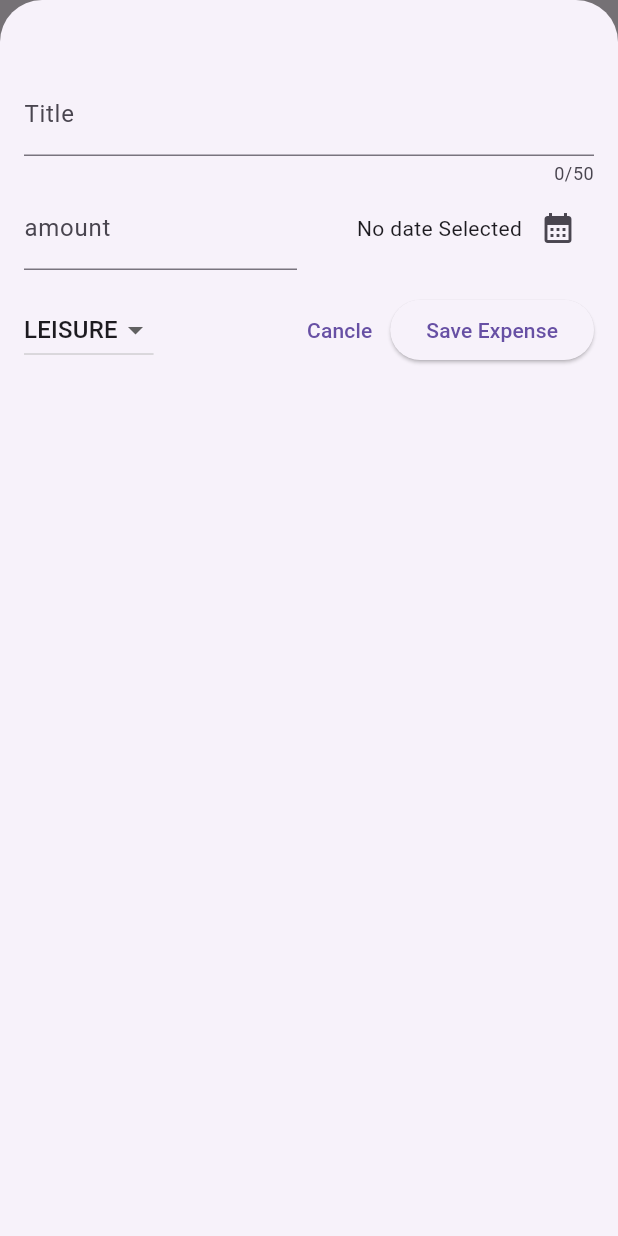
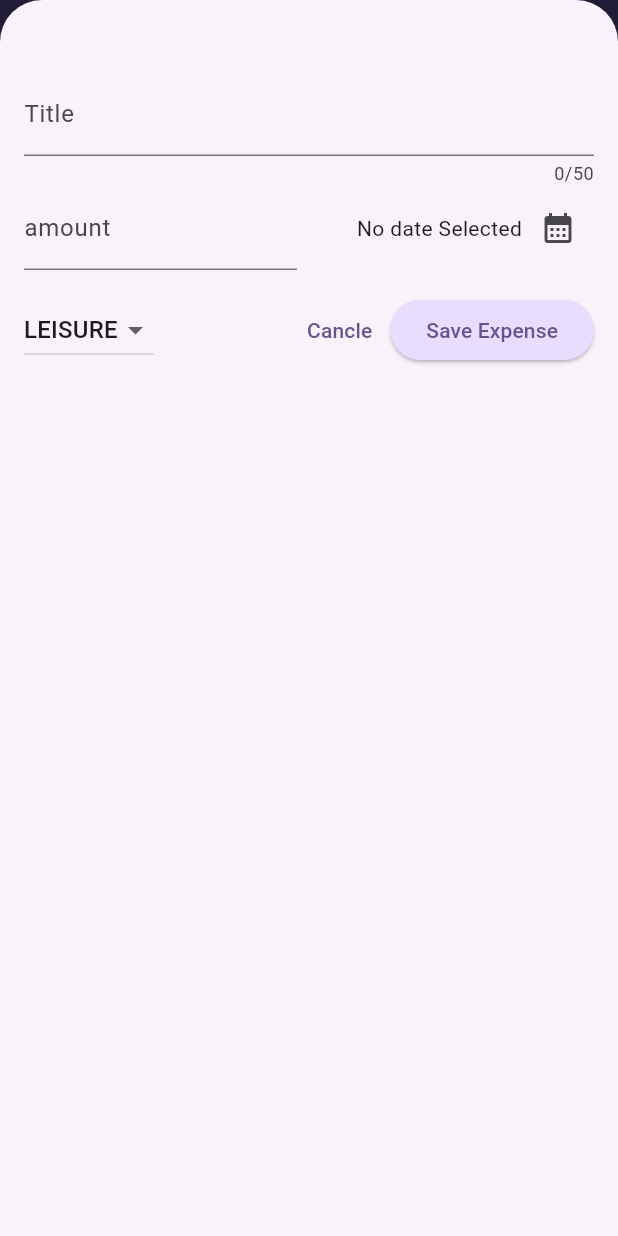
Before and after one commit to mahabubulhasibshawon/expense_tracker, a Flutter app: the screen it shows after launch, after a tap on the "add" icon, on a phone screen of 412 x 824 dp. Run offline on Flutter 3.47's test engine with Material 3 defaults, Android fonts, the phone set to English and light mode, and no system bars.

Commit message:
add theme

```diff
--- a/lib/main.dart
+++ b/lib/main.dart
@@ -1,10 +1,33 @@
 import 'package:expanse_tracker/widgets/expenses.dart';
 import 'package:flutter/material.dart';
 
+var kColorScheme =
+    ColorScheme.fromSeed(seedColor: Color.fromARGB(255, 96, 59, 181));
+
 void main() {
   runApp(
-    const MaterialApp(
+    MaterialApp(
       debugShowCheckedModeBanner: false,
+      theme: ThemeData().copyWith(
+        colorScheme: kColorScheme,
+        appBarTheme: AppBarTheme().copyWith(
+            backgroundColor: kColorScheme.onPrimaryContainer,
+            foregroundColor: kColorScheme.primaryContainer),
+        cardTheme: CardTheme().copyWith(
+          color: kColorScheme.secondaryContainer,
+          margin: EdgeInsets.symmetric(horizontal: 16, vertical: 8),
+        ),
+        elevatedButtonTheme: ElevatedButtonThemeData(
+          style: ElevatedButton.styleFrom(
+              backgroundColor: kColorScheme.primaryContainer),
+        ),
+        textTheme: ThemeData().textTheme.copyWith(
+              titleLarge: TextStyle(
+                  fontWeight: FontWeight.bold,
+                  color: kColorScheme.onSecondaryContainer,
+                  fontSize: 17),
+            ),
+      ),
       home: Expenses(),
     ),
   );
--- a/lib/widgets/expenses_list/expense_item.dart
+++ b/lib/widgets/expenses_list/expense_item.dart
@@ -15,9 +15,11 @@ class ExpenseItem extends StatelessWidget {
           vertical: 16
         ),
         child: Column(
+          crossAxisAlignment: CrossAxisAlignment.start,
           children: [
             Text(
-                expense.title
+                expense.title,
+              style: Theme.of(context).textTheme.titleLarge,
             ),
             const SizedBox(height: 4),
             Row(
--- a/lib/widgets/expenses_list/expenses_list.dart
+++ b/lib/widgets/expenses_list/expenses_list.dart
@@ -15,6 +15,11 @@ class ExpensesList extends StatelessWidget {
       itemCount: expenses.length,
       itemBuilder: (ctx, index) => Dismissible(
         key: ValueKey(expenses[index]),
+        background: Container(
+          color: Theme.of(context).colorScheme.error.withOpacity(0.55),
+          margin: EdgeInsets.symmetric(
+              horizontal: Theme.of(context).cardTheme.margin!.horizontal),
+        ),
         onDismissed: (direction) {
           onRemoveExpense(expenses[index]);
         },
```
